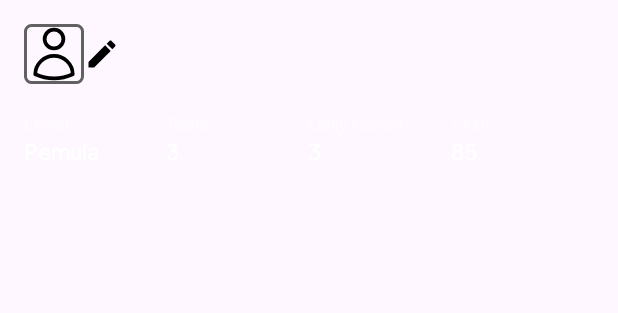
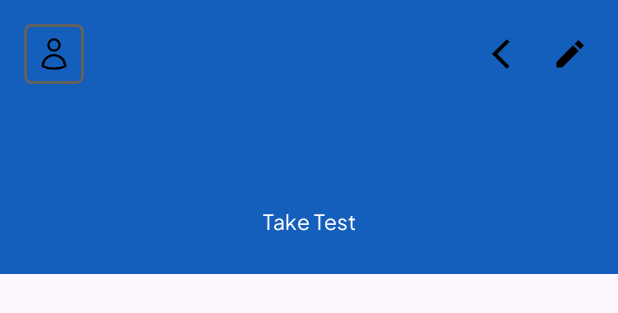
Before and after one commit to PathXplorer-C242-PS289/PathXplorer, an Android app: the layout widget_utils.xml on its own in the app's theme, with its tools: preview values and no code run, on a phone screen of 412 x 824 dp. Shown: the top 313 px of the screen. Run offline under Robolectric (Android 15) with nearby library versions, the phone set to English and light mode, and no system bars.

Commit message:
fix widget and login

```diff
--- a/app/src/main/AndroidManifest.xml
+++ b/app/src/main/AndroidManifest.xml
@@ -65,7 +65,7 @@
             android:exported="false"
             android:theme="@style/Theme.PathXplorer.NoActionBar" />
         <receiver android:name=".ui.utils.UserProfileWidget"
-            android:exported="false">
+            android:exported="true">
             <intent-filter>
                 <action android:name="android.appwidget.action.APPWIDGET_UPDATE" />
             </intent-filter>
--- a/app/src/main/java/com/example/pathxplorer/data/AuthRepository.kt
+++ b/app/src/main/java/com/example/pathxplorer/data/AuthRepository.kt
@@ -69,7 +69,7 @@ class AuthRepository private constructor(
             val response = apiService.login(body)
             val user = UserModel(
                 email = response.user.email,
-                name = response.user.username,
+                name = response.user.username ?: response.user.email.substringBefore('@'),
                 token = response.token,
                 userId = response.user.id
             )
--- a/app/src/main/java/com/example/pathxplorer/data/remote/response/LoginWithCredentialResponse.kt
+++ b/app/src/main/java/com/example/pathxplorer/data/remote/response/LoginWithCredentialResponse.kt
@@ -10,5 +10,5 @@ data class UserCredential(
 	val providerType: String,
 	val id: Int,
 	val email: String,
-	val username: String
+	val username: String?
 )
--- a/app/src/main/res/layout/widget_utils.xml
+++ b/app/src/main/res/layout/widget_utils.xml
@@ -3,136 +3,186 @@
     android:id="@+id/widget_background"
     android:layout_width="match_parent"
     android:layout_height="wrap_content"
+    android:background="@color/blue_700"
     android:padding="16dp">
 
+    <ProgressBar
+        android:id="@+id/widget_loading"
+        android:layout_width="wrap_content"
+        android:layout_height="wrap_content"
+        android:layout_centerInParent="true"
+        android:visibility="gone" />
+
     <LinearLayout
+        android:id="@+id/widget_content"
         android:layout_width="match_parent"
         android:layout_height="wrap_content"
         android:orientation="vertical">
 
-        <!-- Top Row with Avatar and Edit Icon -->
+        <!-- User Info Section -->
         <LinearLayout
             android:layout_width="match_parent"
             android:layout_height="wrap_content"
-            android:orientation="horizontal"
-            android:gravity="center_vertical">
+            android:gravity="center_vertical"
+            android:orientation="horizontal">
 
             <ImageView
                 android:id="@+id/widget_avatar"
                 android:layout_width="40dp"
                 android:layout_height="40dp"
-                android:src="@drawable/profile_icon"
-                android:background="@drawable/bg_rounded"/>
+                android:background="@drawable/bg_rounded"
+                android:padding="8dp"
+                android:src="@drawable/profile_icon" />
 
-            <ImageView
+            <LinearLayout
+                android:layout_width="0dp"
+                android:layout_height="wrap_content"
+                android:layout_marginStart="8dp"
+                android:layout_weight="1"
+                android:orientation="vertical">
+
+                <TextView
+                    android:id="@+id/widget_name"
+                    android:layout_width="wrap_content"
+                    android:layout_height="wrap_content"
+                    android:textColor="#FFFFFF"
+                    android:textSize="14sp"
+                    android:textStyle="bold" />
+
+                <TextView
+                    android:id="@+id/widget_email"
+                    android:layout_width="wrap_content"
+                    android:layout_height="wrap_content"
+                    android:textColor="#B3FFFFFF"
+                    android:textSize="12sp" />
+            </LinearLayout>
+
+            <ImageButton
+                android:id="@+id/widget_refresh"
+                android:layout_width="32dp"
+                android:layout_height="32dp"
+                android:background="@android:color/transparent"
+                android:src="@drawable/ic_back" />
+
+            <ImageButton
                 android:id="@+id/widget_edit"
-                android:layout_width="24dp"
-                android:layout_height="24dp"
-                android:src="@drawable/ic_edit"/>
+                android:layout_width="32dp"
+                android:layout_height="32dp"
+                android:layout_marginStart="8dp"
+                android:background="@android:color/transparent"
+                android:src="@drawable/ic_edit" />
         </LinearLayout>
 
-        <!-- Stats Row -->
+        <!-- Stats Grid -->
         <LinearLayout
             android:layout_width="match_parent"
             android:layout_height="wrap_content"
-            android:orientation="horizontal"
-            android:layout_marginTop="16dp">
+            android:layout_marginTop="16dp"
+            android:orientation="horizontal">
 
-            <!-- Level -->
+            <!-- Stats content... -->
             <LinearLayout
                 android:layout_width="0dp"
                 android:layout_height="wrap_content"
                 android:layout_weight="1"
+                android:gravity="center"
                 android:orientation="vertical">
 
                 <TextView
+                    android:id="@+id/widget_level_label"
                     android:layout_width="wrap_content"
                     android:layout_height="wrap_content"
-                    android:text="Level"
-                    android:textSize="12sp"
-                    android:textColor="#80FFFFFF"/>
+                    android:textColor="#B3FFFFFF"
+                    android:textSize="12sp" />
 
                 <TextView
                     android:id="@+id/widget_level"
                     android:layout_width="wrap_content"
                     android:layout_height="wrap_content"
-                    android:text="Pemula"
+                    android:textColor="#FFFFFF"
                     android:textSize="14sp"
-                    android:textColor="#FFFFFF"
-                    android:textStyle="bold"/>
+                    android:textStyle="bold" />
             </LinearLayout>
 
-            <!-- Tests -->
             <LinearLayout
                 android:layout_width="0dp"
                 android:layout_height="wrap_content"
                 android:layout_weight="1"
+                android:gravity="center"
                 android:orientation="vertical">
 
                 <TextView
+                    android:id="@+id/widget_tests_label"
                     android:layout_width="wrap_content"
                     android:layout_height="wrap_content"
-                    android:text="Tests"
-                    android:textSize="12sp"
-                    android:textColor="#80FFFFFF"/>
+                    android:textColor="#B3FFFFFF"
+                    android:textSize="12sp" />
 
                 <TextView
                     android:id="@+id/widget_tests"
                     android:layout_width="wrap_content"
                     android:layout_height="wrap_content"
-                    android:text="3"
+                    android:textColor="#FFFFFF"
                     android:textSize="14sp"
-                    android:textColor="#FFFFFF"
-                    android:textStyle="bold"/>
+                    android:textStyle="bold" />
             </LinearLayout>
 
-            <!-- Daily Quest -->
             <LinearLayout
                 android:layout_width="0dp"
                 android:layout_height="wrap_content"
                 android:layout_weight="1"
+                android:gravity="center"
                 android:orientation="vertical">
 
                 <TextView
+                    android:id="@+id/widget_daily_quest_label"
                     android:layout_width="wrap_content"
                     android:layout_height="wrap_content"
-                    android:text="Daily Quest"
-                    android:textSize="12sp"
-                    android:textColor="#80FFFFFF"/>
+                    android:textColor="#B3FFFFFF"
+                    android:textSize="12sp" />
 
                 <TextView
                     android:id="@+id/widget_daily_quest"
                     android:layout_width="wrap_content"
                     android:layout_height="wrap_content"
-                    android:text="3"
+                    android:textColor="#FFFFFF"
                     android:textSize="14sp"
-                    android:textColor="#FFFFFF"
-                    android:textStyle="bold"/>
+                    android:textStyle="bold" />
             </LinearLayout>
 
-            <!-- Skor -->
             <LinearLayout
                 android:layout_width="0dp"
                 android:layout_height="wrap_content"
                 android:layout_weight="1"
+                android:gravity="center"
                 android:orientation="vertical">
 
                 <TextView
+                    android:id="@+id/widget_score_label"
                     android:layout_width="wrap_content"
                     android:layout_height="wrap_content"
-                    android:text="Skor"
-                    android:textSize="12sp"
-                    android:textColor="#80FFFFFF"/>
+                    android:textColor="#B3FFFFFF"
+                    android:textSize="12sp" />
 
                 <TextView
                     android:id="@+id/widget_score"
                     android:layout_width="wrap_content"
                     android:layout_height="wrap_content"
-                    android:text="85"
+                    android:textColor="#FFFFFF"
                     android:textSize="14sp"
-                    android:textColor="#FFFFFF"
-                    android:textStyle="bold"/>
+                    android:textStyle="bold" />
             </LinearLayout>
         </LinearLayout>
+
+        <!-- Take Test Button -->
+        <Button
+            android:id="@+id/widget_take_test_button"
+            android:layout_width="match_parent"
+            android:layout_height="40dp"
+            android:layout_marginTop="16dp"
+            android:text="Take Test"
+            android:textColor="#FFFFFF"
+            android:textSize="14sp" />
+
     </LinearLayout>
 </RelativeLayout>
```
Also changed, not shown: app/src/main/java/com/example/pathxplorer/ui/utils/UserProfileWidget.kt (+89 -38 lines), app/src/main/res/values/styles.xml (+10 -0 lines), app/src/main/res/xml/user_profile_widget.xml (+3 -5 lines).
